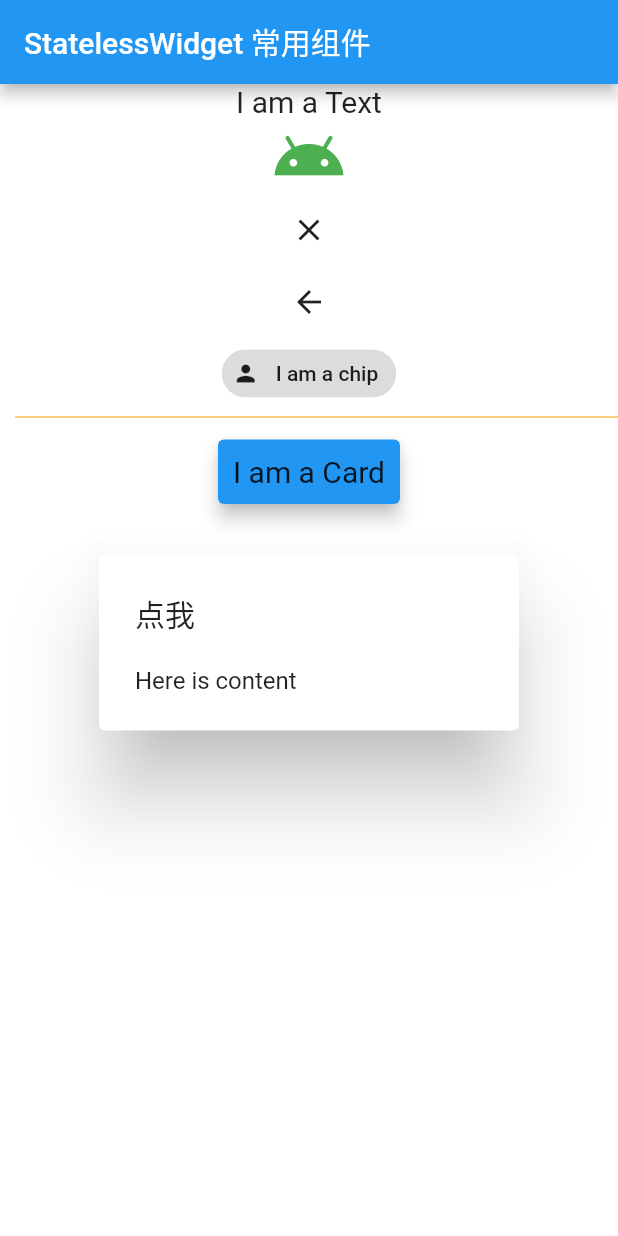
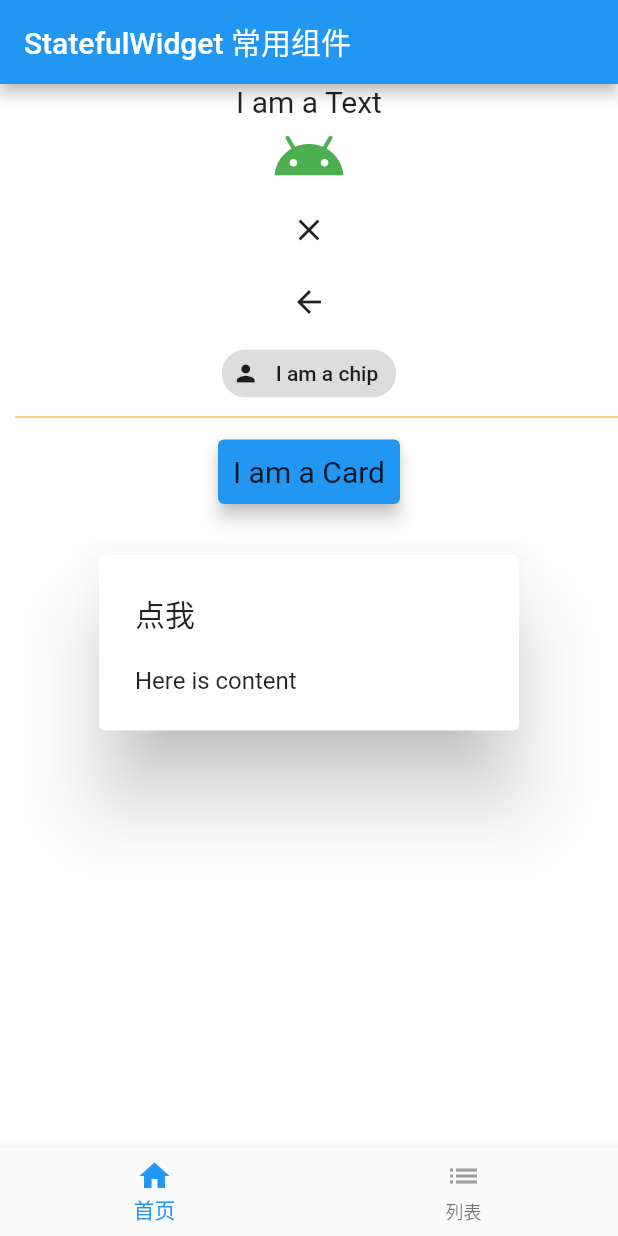
Before and after one commit to flanliulf/learning-flutter, a Flutter app: the screen it shows after launch, on a phone screen of 412 x 824 dp. Run offline on Flutter 3.47's test engine with Material 2 defaults, Android fonts, the phone set to English and light mode, and no system bars; missing offline and left inert: flutter_color_plugin.

Commit message:
BottomNavigatorBar 初始化

```diff
--- a/lib/main.dart
+++ b/lib/main.dart
@@ -1,9 +1,10 @@
 import 'package:flutter/material.dart';
-import 'package:learning_flutter/less_group_usage.dart';
+import 'package:learning_flutter/stateful_group_usage.dart';
+import 'package:learning_flutter/stateless_group_usage.dart';
 import 'package:learning_flutter/plugin_usage.dart';
 
 void main() {
-  runApp(LessGroupUsage());
+  runApp(StatefulGroupUsage());
 }
 
 class MyApp extends StatelessWidget {
--- /dev/null
+++ b/lib/stateful_group_usage.dart
@@ -0,0 +1,98 @@
+import 'package:flutter/material.dart';
+import 'package:flutter_color_plugin/flutter_color_plugin.dart';
+
+/// 演示 StatefulWidget 组件使用
+class StatefulGroupUsage extends StatefulWidget {
+  @override
+  State<StatefulWidget> createState() => _StatefulGroupUsageState();
+}
+
+class _StatefulGroupUsageState extends State<StatefulGroupUsage> {
+  @override
+  Widget build(BuildContext context) {
+    return MaterialApp(
+      title: 'StatefulWidget 常用组件',
+      theme: ThemeData(
+        primarySwatch: Colors.blue,
+      ),
+      home: Scaffold(
+        appBar: AppBar(
+          title: Text('StatefulWidget 常用组件'),
+        ),
+        bottomNavigationBar: BottomNavigationBar(items: [
+          BottomNavigationBarItem(
+            icon: Icon(
+              Icons.home,
+              color: Colors.grey,
+            ),
+            activeIcon: Icon(
+              Icons.home,
+              color: Colors.blue,
+            ),
+            title: Text('首页'),
+          ),
+          BottomNavigationBarItem(
+            icon: Icon(
+              Icons.list,
+              color: Colors.grey,
+            ),
+            activeIcon: Icon(
+              Icons.list,
+              color: Colors.blue,
+            ),
+            title: Text('列表'),
+          ),
+        ]),
+        body: Container(
+          decoration: BoxDecoration(color: Colors.white),
+          alignment: Alignment.center,
+          child: Column(
+            children: <Widget>[
+              Text(
+                'I am a Text',
+                style: TextStyle(
+                  fontSize: 20,
+                ),
+              ),
+              Icon(
+                Icons.android,
+                size: 50,
+                color: Colors.green,
+              ),
+              CloseButton(),
+              BackButton(),
+              Chip(
+                label: Text('I am a chip'),
+                avatar: Icon(Icons.person),
+              ),
+              Divider(
+                height: 10, // 容器高度,而非分割线的高度
+                indent: 10, // 左侧间距
+                color: Colors.orange,
+              ),
+              Card(
+                // 带有圆角,阴影,边框等效果的卡片
+                color: Colors.blue,
+                elevation: 5,
+                margin: EdgeInsets.all(10),
+                child: Container(
+                  padding: EdgeInsets.all(10),
+                  child: Text(
+                    'I am a Card',
+                    style: TextStyle(
+                      fontSize: 20,
+                    ),
+                  ),
+                ),
+              ),
+              AlertDialog(
+                title: Text('点我'),
+                content: Text('Here is content'),
+              )
+            ],
+          ),
+        ),
+      ),
+    );
+  }
+}
--- a/lib/less_group_usage.dart
+++ b/lib/stateless_group_usage.dart
@@ -2,7 +2,7 @@ import 'package:flutter/material.dart';
 import 'package:flutter_color_plugin/flutter_color_plugin.dart';
 
 /// 演示 StatelessWidget 组件使用
-class LessGroupUsage extends StatelessWidget {
+class StatelessGroupUsage extends StatelessWidget {
   // This widget is the root of your application.
   @override
   Widget build(BuildContext context) {
```
Also changed, not shown: 1 other file.
